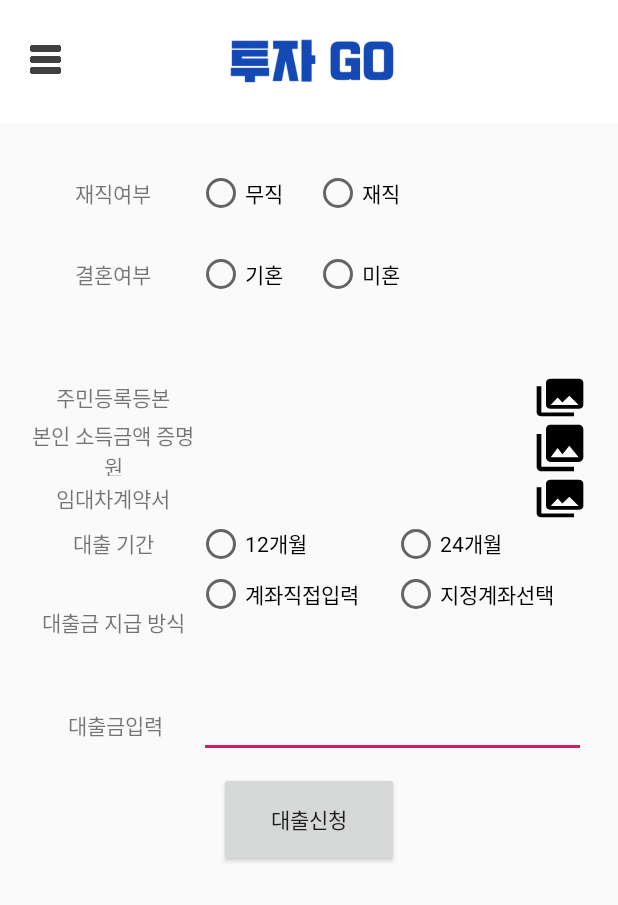
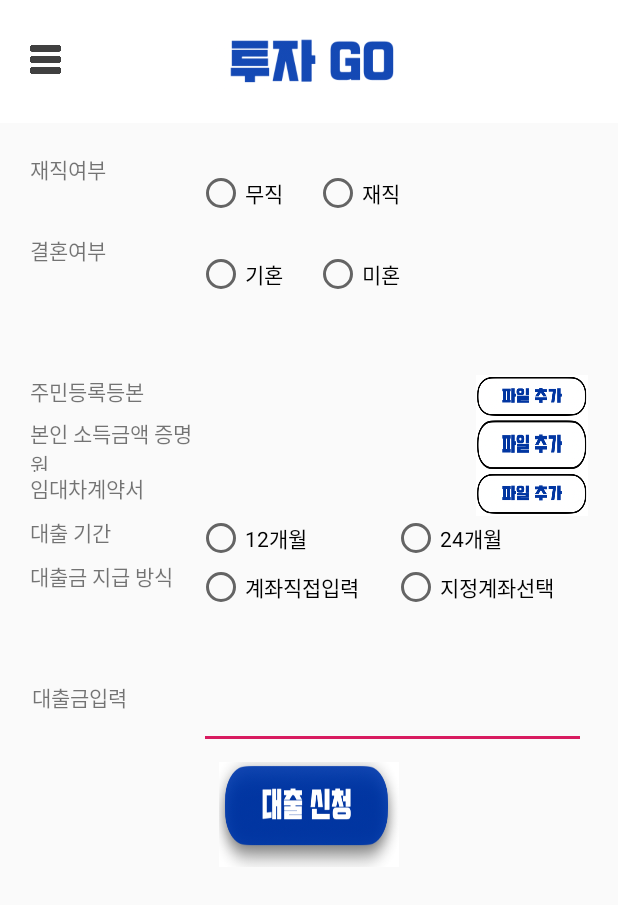
Before and after one commit to Hongyeongjune/NH_Hackaton_Android, an Android app: the screen it shows after launch (MainActivity), in the side drawer, after a tap on "대출 신청", on a phone screen of 412 x 824 dp. Shown: the top 905 px of the screen. Run offline under Robolectric (Android 15) with nearby library versions, the phone set to English and light mode, and no system bars; 1 statement that could not run was skipped.

Commit message:
design#3

```diff
--- a/app/src/main/res/layout/fragment_home.xml
+++ b/app/src/main/res/layout/fragment_home.xml
@@ -148,10 +148,10 @@
             <Button
                 android:id="@+id/btn_home_loan_history"
                 android:layout_width="0dp"
-                android:layout_height="65dp"
+                android:layout_height="match_parent"
                 android:layout_weight="0.35"
                 android:layout_marginTop="3dp"
-                android:background="@drawable/home_btn_loan_history2"
+                android:background="@drawable/home_btn_loan_history3"
                 android:textAppearance="@style/TextAppearance.AppCompat.Medium" />
 
         </LinearLayout>
--- a/app/src/main/res/layout/fragment_loan.xml
+++ b/app/src/main/res/layout/fragment_loan.xml
@@ -26,7 +26,6 @@
                 android:layout_width="0dp"
                 android:layout_height="match_parent"
                 android:layout_weight="0.3"
-                android:gravity="center"
                 android:text="재직여부" />
 
             <LinearLayout
@@ -85,7 +84,6 @@
                 android:layout_width="0dp"
                 android:layout_height="match_parent"
                 android:layout_weight="0.3"
-                android:gravity="center"
                 android:text="결혼여부" />
 
             <LinearLayout
@@ -146,21 +144,20 @@
                 android:layout_width="0dp"
                 android:layout_height="match_parent"
                 android:layout_weight="0.3"
-                android:gravity="center"
                 android:text="주민등록등본" />
 
             <TextView
                 android:id="@+id/txt_file1"
                 android:layout_width="0dp"
                 android:layout_height="match_parent"
-                android:layout_weight="0.6" />
+                android:layout_weight="0.5" />
 
             <ImageButton
                 android:id="@+id/btn_gallery1"
                 android:layout_width="0dp"
                 android:layout_height="match_parent"
-                android:layout_weight="0.1"
-                android:background="@drawable/ic_menu_gallery" />
+                android:layout_weight="0.2"
+                android:background="@drawable/btn_add_file" />
 
         </LinearLayout>
 
@@ -175,21 +172,20 @@
                 android:layout_width="0dp"
                 android:layout_height="match_parent"
                 android:layout_weight="0.3"
-                android:gravity="center"
                 android:text="본인 소득금액 증명원" />
 
             <TextView
                 android:id="@+id/txt_file2"
                 android:layout_width="0dp"
                 android:layout_height="match_parent"
-                android:layout_weight="0.6" />
+                android:layout_weight="0.5" />
 
             <ImageButton
                 android:id="@+id/btn_gallery2"
                 android:layout_width="0dp"
                 android:layout_height="match_parent"
-                android:layout_weight="0.1"
-                android:background="@drawable/ic_menu_gallery" />
+                android:layout_weight="0.2"
+                android:background="@drawable/btn_add_file" />
 
         </LinearLayout>
 
@@ -206,21 +202,20 @@
                 android:layout_width="0dp"
                 android:layout_height="match_parent"
                 android:layout_weight="0.3"
-                android:gravity="center"
                 android:text="배우자 소득 금액 증명원" />
 
             <TextView
                 android:id="@+id/txt_file3"
                 android:layout_width="0dp"
                 android:layout_height="match_parent"
-                android:layout_weight="0.6" />
+                android:layout_weight="0.5" />
 
             <ImageButton
                 android:id="@+id/btn_gallery3"
                 android:layout_width="0dp"
                 android:layout_height="match_parent"
-                android:layout_weight="0.1"
-                android:background="@drawable/ic_menu_gallery" />
+                android:layout_weight="0.2"
+                android:background="@drawable/btn_add_file" />
 
         </LinearLayout>
 
@@ -237,21 +232,20 @@
                 android:layout_width="0dp"
                 android:layout_height="match_parent"
                 android:layout_weight="0.3"
-                android:gravity="center"
                 android:text="건강보험 자격득실 확인서" />
 
             <TextView
                 android:id="@+id/txt_file4"
                 android:layout_width="0dp"
                 android:layout_height="match_parent"
-                android:layout_weight="0.6" />
+                android:layout_weight="0.5" />
 
             <ImageButton
                 android:id="@+id/btn_gallery4"
                 android:layout_width="0dp"
                 android:layout_height="match_parent"
-                android:layout_weight="0.1"
-                android:background="@drawable/ic_menu_gallery" />
+                android:layout_weight="0.2"
+                android:background="@drawable/btn_add_file" />
 
         </LinearLayout>
 
@@ -268,21 +262,20 @@
                 android:layout_width="0dp"
                 android:layout_height="match_parent"
                 android:layout_weight="0.3"
-                android:gravity="center"
                 android:text="연봉계약서" />
 
             <TextView
                 android:id="@+id/txt_file5"
                 android:layout_width="0dp"
                 android:layout_height="match_parent"
-                android:layout_weight="0.6" />
+                android:layout_weight="0.5" />
 
             <ImageButton
                 android:id="@+id/btn_gallery5"
                 android:layout_width="0dp"
                 android:layout_height="match_parent"
-                android:layout_weight="0.1"
-                android:background="@drawable/ic_menu_gallery" />
+                android:layout_weight="0.2"
+                android:background="@drawable/btn_add_file" />
 
         </LinearLayout>
 
@@ -299,21 +292,20 @@
                 android:layout_width="0dp"
                 android:layout_height="match_parent"
                 android:layout_weight="0.3"
-                android:gravity="center"
                 android:text="사업자등록증" />
 
             <TextView
                 android:id="@+id/txt_file6"
                 android:layout_width="0dp"
                 android:layout_height="match_parent"
-                android:layout_weight="0.6" />
+                android:layout_weight="0.5" />
 
             <ImageButton
                 android:id="@+id/btn_gallery6"
                 android:layout_width="0dp"
                 android:layout_height="match_parent"
-                android:layout_weight="0.1"
-                android:background="@drawable/ic_menu_gallery" />
+                android:layout_weight="0.2"
+                android:background="@drawable/btn_add_file" />
 
         </LinearLayout>
 
@@ -330,21 +322,20 @@
                 android:layout_width="0dp"
                 android:layout_height="match_parent"
                 android:layout_weight="0.3"
-                android:gravity="center"
                 android:text="가족관계 증명서" />
 
             <TextView
                 android:id="@+id/txt_file7"
                 android:layout_width="0dp"
                 android:layout_height="match_parent"
-                android:layout_weight="0.6" />
+                android:layout_weight="0.5" />
 
             <ImageButton
                 android:id="@+id/btn_gallery7"
                 android:layout_width="0dp"
                 android:layout_height="match_parent"
-                android:layout_weight="0.1"
-                android:background="@drawable/ic_menu_gallery" />
+                android:layout_weight="0.2"
+                android:background="@drawable/btn_add_file" />
 
         </LinearLayout>
 
@@ -361,21 +352,20 @@
                 android:layout_width="0dp"
                 android:layout_height="match_parent"
                 android:layout_weight="0.3"
-                android:gravity="center"
                 android:text="부모 소득 금액 증명원" />
 
             <TextView
                 android:id="@+id/txt_file8"
                 android:layout_width="0dp"
                 android:layout_height="match_parent"
-                android:layout_weight="0.6" />
+                android:layout_weight="0.5" />
 
             <ImageButton
                 android:id="@+id/btn_gallery8"
                 android:layout_width="0dp"
                 android:layout_height="match_parent"
-                android:layout_weight="0.1"
-                android:background="@drawable/ic_menu_gallery" />
+                android:layout_weight="0.2"
+                android:background="@drawable/btn_add_file" />
 
         </LinearLayout>
 
@@ -390,21 +380,20 @@
                 android:layout_width="0dp"
                 android:layout_height="match_parent"
                 android:layout_weight="0.3"
-                android:gravity="center"
                 android:text="임대차계약서" />
 
             <TextView
                 android:id="@+id/txt_file9"
                 android:layout_width="0dp"
                 android:layout_height="match_parent"
-                android:layout_weight="0.6" />
+                android:layout_weight="0.5" />
 
             <ImageButton
                 android:id="@+id/btn_gallery9"
                 android:layout_width="0dp"
                 android:layout_height="match_parent"
-                android:layout_weight="0.1"
-                android:background="@drawable/ic_menu_gallery" />
+                android:layout_weight="0.2"
+                android:background="@drawable/btn_add_file" />
 
         </LinearLayout>
 
@@ -420,7 +409,6 @@
                 android:layout_width="0dp"
                 android:layout_height="match_parent"
                 android:layout_weight="0.3"
-                android:gravity="center"
                 android:text="대출 기간" />
 
             <RadioGroup
@@ -461,7 +449,6 @@
                 android:layout_width="0dp"
                 android:layout_height="match_parent"
                 android:layout_weight="0.3"
-                android:gravity="center"
                 android:text="대출금 지급 방식" />
 
             <LinearLayout
@@ -533,7 +520,7 @@
                 android:layout_height="wrap_content"
                 android:padding="1dp"
                 android:orientation="horizontal"
-                android:layout_weight="0.5"
+                android:layout_weight="0.25"
                 android:weightSum="1"
                 >
 
@@ -541,7 +528,6 @@
                     android:layout_width="match_parent"
                     android:layout_height="match_parent"
                     android:layout_weight="0.7"
-                    android:gravity="center"
                     android:text="대출금입력"
                     />
                 <EditText
@@ -557,10 +543,10 @@
             <Button
                 android:id="@+id/btn_loan_apply"
                 android:layout_width="120dp"
-                android:layout_height="wrap_content"
+                android:layout_height="60dp"
                 android:padding="1dp"
-                android:layout_weight="0.5"
-                android:text="대출신청" />
+                android:layout_weight="0.35"
+                android:background="@drawable/btn_loan_apply2" />
         </LinearLayout>
 
     </LinearLayout>
```
Also changed, not shown: app/src/main/res/layout/activity_sign_in.xml (+74 -35 lines), app/src/main/res/layout/activity_sign_up.xml (+82 -57 lines), app/src/main/res/layout/fragment_invest.xml (+52 -30 lines), app/src/main/res/drawable/btn_1.png (added), app/src/main/res/drawable/btn_2.png (added), app/src/main/res/drawable/btn_add_file.png (added), app/src/main/res/drawable/btn_loan_apply2.png (added), app/src/main/res/drawable/btn_signin.png (added), app/src/main/res/drawable/btn_signup.png (added), app/src/main/res/drawable/intro_signup.png (added), app/src/main/res/drawable/invest_input_msg.png (added), app/src/main/res/drawable/logo.png (added), app/src/main/res/drawable/won1.png (added).
